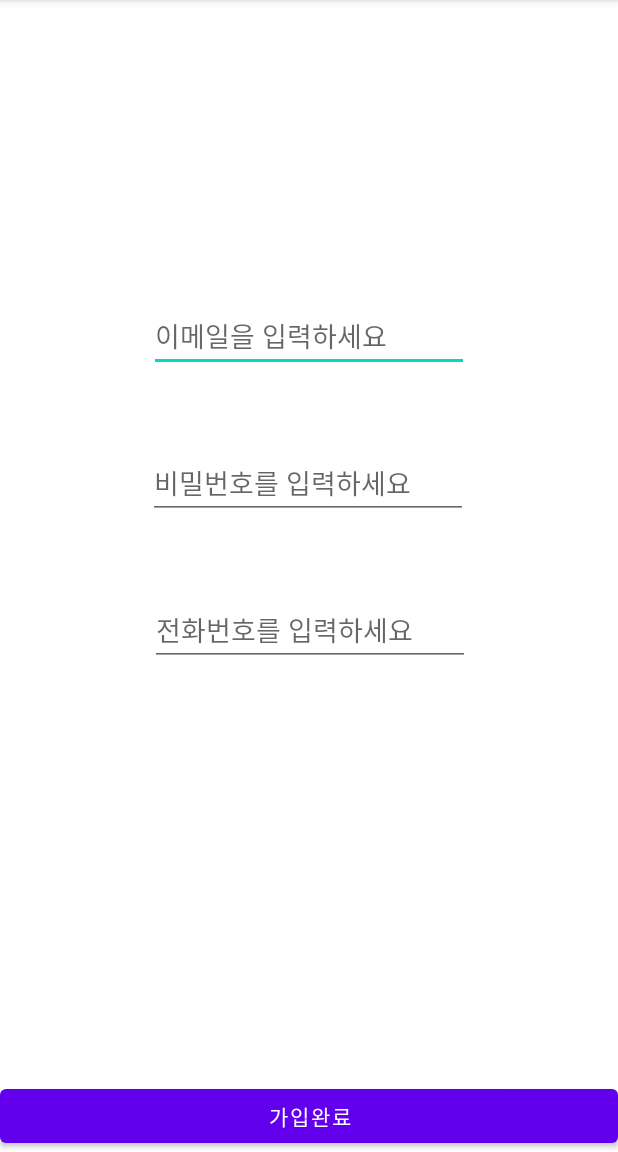
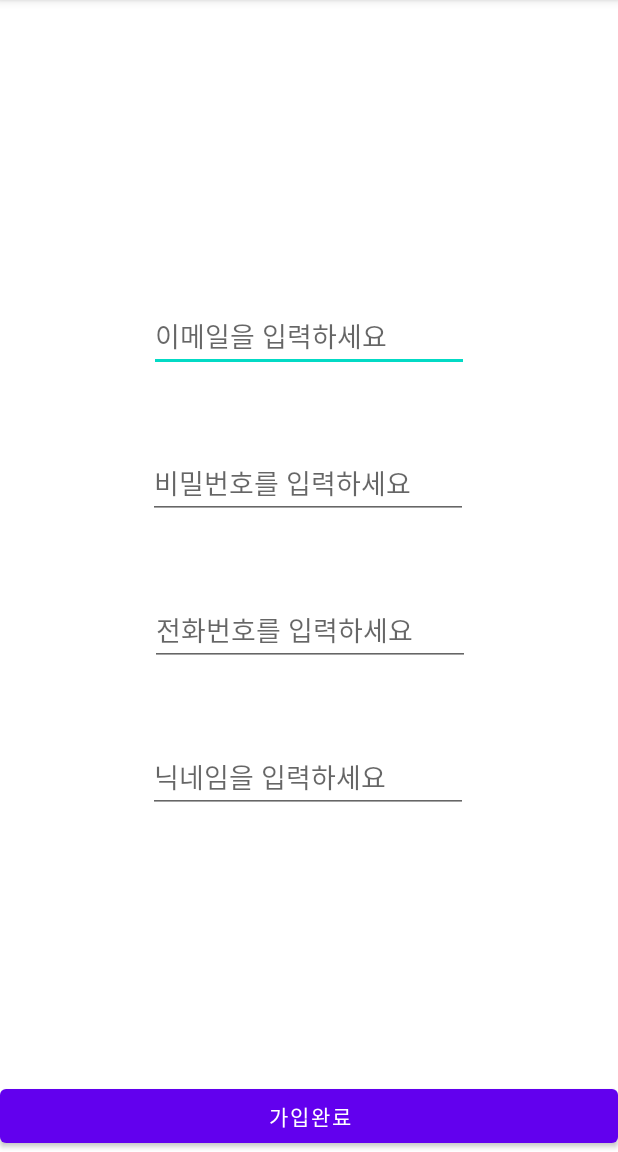
Before and after one commit to kim-jaeheon115/match_ball, an Android app: the RegisterActivity screen opened directly, with no data from a screen before it, on a phone screen of 412 x 824 dp, the part 84-1236 px from its top. Run offline under Robolectric (Android 15) with nearby library versions, the phone set to English and light mode, and no system bars; our stand-ins replace Firebase (no records; nobody signed in at launch, a user with empty details on screens opened directly).

Commit message:
11.16일 확인요

```diff
--- a/app/src/main/AndroidManifest.xml
+++ b/app/src/main/AndroidManifest.xml
@@ -2,9 +2,9 @@
 <manifest xmlns:android="http://schemas.android.com/apk/res/android"
     xmlns:tools="http://schemas.android.com/tools">
 
-<!--    <uses-permission android:name="android.permission.INTERNET"/>-->
-<!--    <uses-permission android:name="android.permission.ACCESS_NETWORK_STATE"/>-->
-<!--    <uses-permission android:name="android.permission.ACCESS_WIFI_STATE"/>-->
+    <uses-permission android:name="android.permission.INTERNET"/>
+    <uses-permission android:name="android.permission.ACCESS_NETWORK_STATE"/>
+    <uses-permission android:name="android.permission.ACCESS_WIFI_STATE"/>
 
     <application
         android:allowBackup="true"
--- a/app/src/main/java/com/example/matchball/MainActivity.java
+++ b/app/src/main/java/com/example/matchball/MainActivity.java
@@ -23,7 +23,7 @@ public class MainActivity extends AppCompatActivity {
         btn_logout.setOnClickListener(new View.OnClickListener() {
             @Override
             public void onClick(View view) {
-                //로그아웃하기115162616
+                //로그아웃하기
                 mFirebaseAuth.signOut();
                 Intent intent = new Intent(MainActivity.this , LoginActivity.class);
                 startActivity(intent);
--- a/app/src/main/java/com/example/matchball/RegisterActivity.java
+++ b/app/src/main/java/com/example/matchball/RegisterActivity.java
@@ -22,7 +22,7 @@ public class RegisterActivity extends AppCompatActivity {
 
     private FirebaseAuth mFirebaseAuth;
     private DatabaseReference mDatabaseRef;
-    private EditText mEtEmail , mEtPwd ,mEtpnumber; //이메일 ,비밀번호 , 폰번호 + 깃허브 마지막추가
+    private EditText mEtEmail , mEtPwd ,mEtpnumber, mEtNickname; //이메일 ,비밀번호 , 폰번호 ,닉네임  (깃허브 마지막추가(완료))
     private Button mBtnRegister;
 
 //
@@ -37,7 +37,9 @@ public class RegisterActivity extends AppCompatActivity {
         mEtEmail = (EditText) findViewById(R.id.et_email);
         mEtPwd = (EditText) findViewById(R.id.et_pwd);
         mEtpnumber = (EditText) findViewById(R.id.et_pnumber);
+        mEtNickname = (EditText) findViewById(R.id.et_Nickname);
         mBtnRegister =(Button) findViewById(R.id.btn_register);
+
 
         mBtnRegister.setOnClickListener(new View.OnClickListener() {
             @Override
@@ -47,6 +49,7 @@ public class RegisterActivity extends AppCompatActivity {
                     String strEmail = mEtEmail.getText().toString();
                     String strPwd = mEtPwd.getText().toString();
                     String strpnumber = mEtpnumber.getText().toString();
+                    String strNickname = mEtNickname.getText().toString();
 
 
                     //firebase auth 진행
@@ -61,7 +64,10 @@ public class RegisterActivity extends AppCompatActivity {
                              account.setIdToken(firebaseUser.getUid());
                              account.setEmailId(firebaseUser.getEmail());
                              account.setPassword(strPwd);
-                             account.setPhoneNumper(firebaseUser.getPhoneNumber()); //폰넘버까지 구현
+                             account.setPhonenumber(firebaseUser.getPhoneNumber()); //폰넘버까지 구현
+                             account.setNickname(firebaseUser.getDisplayName());
+
+
 
                              //setValue : 데이터베이스에 삽입하는행위
                              mDatabaseRef.child("UserAccount").child(firebaseUser.getUid()).setValue(account);
--- a/app/src/main/res/layout/activity_register.xml
+++ b/app/src/main/res/layout/activity_register.xml
@@ -44,6 +44,18 @@
         app:layout_constraintStart_toStartOf="parent"
         app:layout_constraintTop_toBottomOf="@+id/et_pwd" />
 
+    <EditText
+        android:id="@+id/et_Nickname"
+        android:layout_width="wrap_content"
+        android:layout_height="wrap_content"
+        android:layout_marginTop="50dp"
+        android:ems="10"
+        android:hint="닉네임을 입력하세요"
+        app:layout_constraintEnd_toEndOf="parent"
+        app:layout_constraintHorizontal_bias="0.497"
+        app:layout_constraintStart_toStartOf="parent"
+        app:layout_constraintTop_toBottomOf="@+id/et_pnumber" />
+
     <Button
         android:id="@+id/btn_register"
         android:layout_width="0dp"
```
Also changed, not shown: app/src/main/java/com/example/matchball/UserAccount.java (+20 -7 lines).
